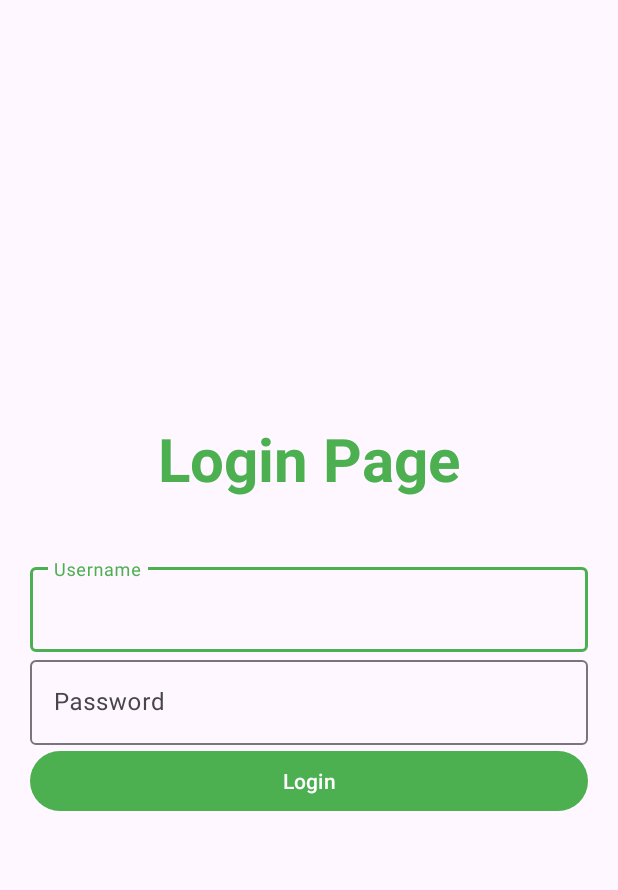
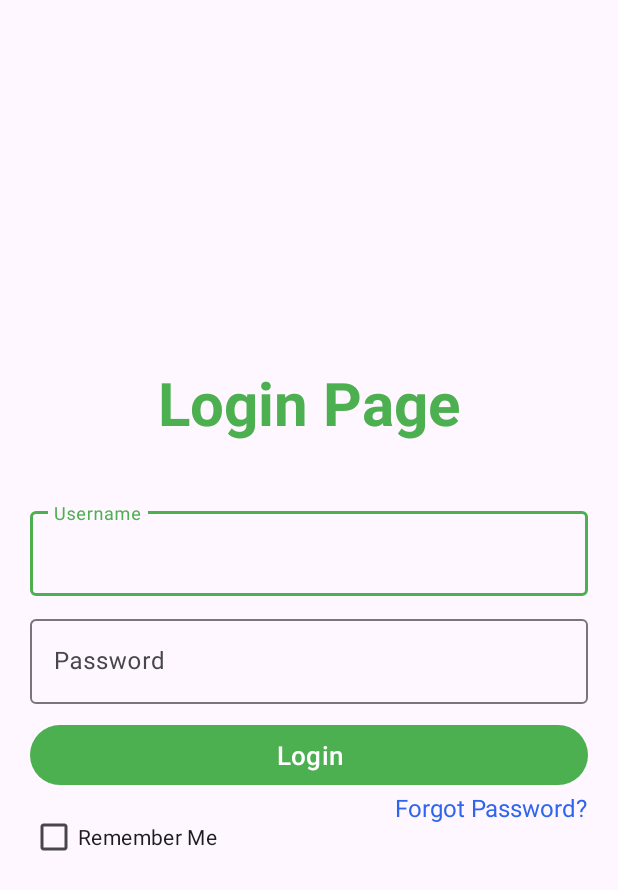
Before and after one commit to kabir-global-sync/Android_Project, an Android app: the layout activity_login_page.xml on its own in the app's theme, with its tools: preview values and no code run, on a phone screen of 412 x 824 dp. Shown: the top 890 px of the screen. Run offline under Robolectric (Android 15) with nearby library versions, the phone set to English and light mode, and no system bars.

Commit message:
login-page modification

```diff
--- a/app/src/main/res/layout/activity_login_page.xml
+++ b/app/src/main/res/layout/activity_login_page.xml
@@ -25,7 +25,8 @@
 
     <com.google.android.material.textfield.TextInputLayout
         android:layout_width="match_parent"
-        android:layout_height="wrap_content">
+        android:layout_height="wrap_content"
+        android:layout_marginTop="10dp">
         <com.google.android.material.textfield.TextInputEditText
             android:id="@+id/editPassword"
             android:layout_width="match_parent"
@@ -36,6 +37,26 @@
         android:id="@+id/loginButton"
         android:layout_width="match_parent"
         android:layout_height="wrap_content"
-        android:text="@string/login"
-        />
+        android:layout_marginTop="10dp"
+        android:textSize="17sp"
+        android:text="@string/login">
+
+    </com.google.android.material.button.MaterialButton>
+    <TextView
+        android:id="@+id/textView"
+        android:layout_width="wrap_content"
+        android:layout_height="wrap_content"
+        android:layout_gravity="end"
+        android:text="@string/forgotpassText"
+        android:textColor="#2D65EE"
+        android:textSize="16sp"/>
+    <CheckBox
+        android:id="@+id/checkBox"
+        android:layout_width="wrap_content"
+        android:layout_height="wrap_content"
+        android:layout_gravity="start"
+        android:text="@string/checkboxText"
+        android:layout_marginTop="-15dp"/>
+
+
 </LinearLayout>
--- a/app/src/main/res/values/strings.xml
+++ b/app/src/main/res/values/strings.xml
@@ -4,4 +4,6 @@
     <string name="password">Password</string>
     <string name="login">Login</string>
     <string name="login_page">Login Page</string>
+    <string name="checkboxText">Remember Me</string>
+    <string name="forgotpassText">Forgot Password?</string>
 </resources>
```
